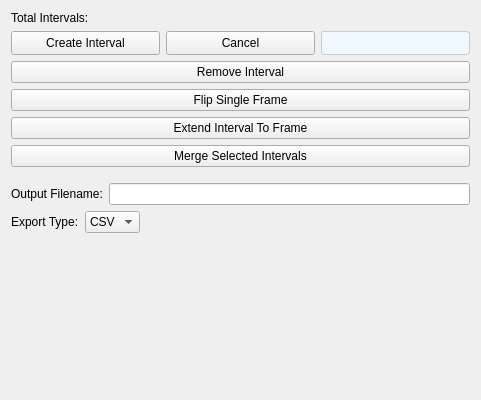
This is src/WhiskerToolbox/DataInspector_Widget/DigitalIntervalSeries/DigitalIntervalSeriesInspector.ui in paulmthompson/WhiskerToolbox as Qt 5 draws it before an edit. The edited form follows.
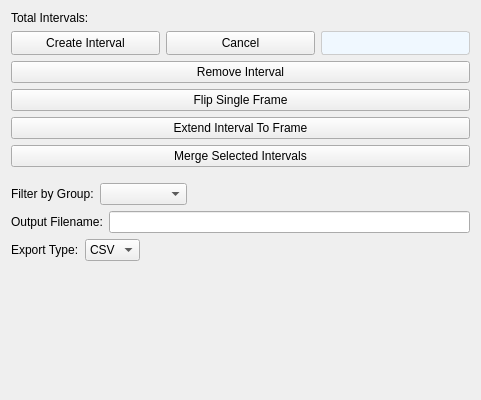
This is the edited form. Custom widgets are drawn as their Qt base class.

Commit message: fix AGENTS.md and add digital interval series inspector grouping functionality

```diff
--- a/src/WhiskerToolbox/DataInspector_Widget/DigitalIntervalSeries/DigitalIntervalSeriesInspector.ui
+++ b/src/WhiskerToolbox/DataInspector_Widget/DigitalIntervalSeries/DigitalIntervalSeriesInspector.ui
@@ -164,6 +164,37 @@
    </item>
   </layout>
  </item>
+ <item>
+  <layout class="QHBoxLayout" name="groupFilterLayout">
+   <item>
+    <widget class="QLabel" name="groupFilterLabel">
+     <property name="text">
+      <string>Filter by Group:</string>
+     </property>
+    </widget>
+   </item>
+   <item>
+    <widget class="QComboBox" name="groupFilterCombo">
+     <property name="placeholderText">
+      <string>All Groups</string>
+     </property>
+    </widget>
+   </item>
+   <item>
+    <spacer name="horizontalSpacer_groupFilter">
+     <property name="orientation">
+      <enum>Qt::Orientation::Horizontal</enum>
+     </property>
+     <property name="sizeHint" stdset="0">
+      <size>
+       <width>40</width>
+       <height>20</height>
+      </size>
+     </property>
+    </spacer>
+   </item>
+  </layout>
+ </item>
  <item>
   <widget class="Section" name="export_section" native="true">
    <property name="sizePolicy">
```
The commit also changes 8 other files.
